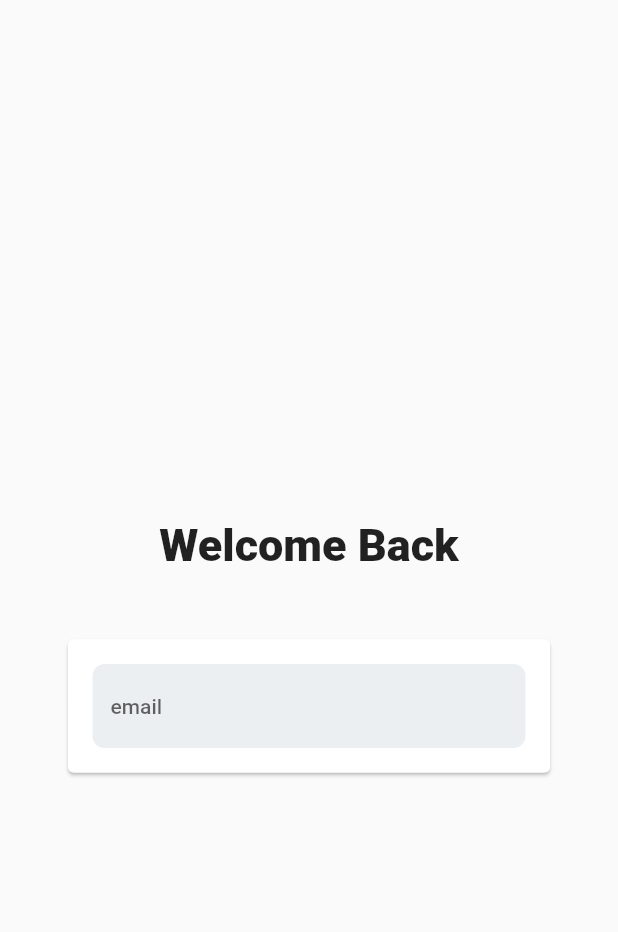
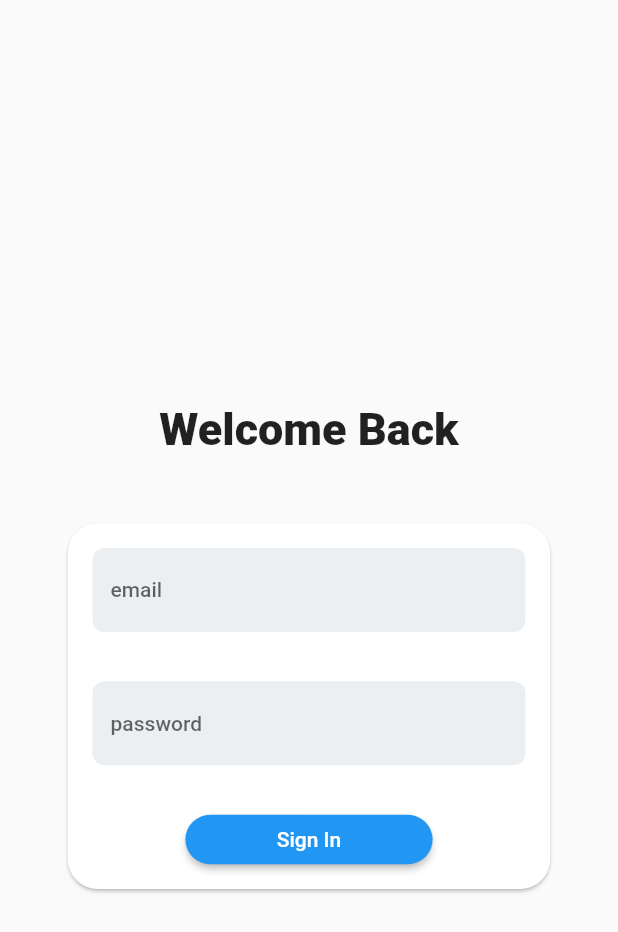
Before and after one commit to alanpv92/server-driven-ui, a Flutter app: the screen it shows after launch, on a phone screen of 412 x 824 dp. Shown: the top 932 px of the screen. Run offline on Flutter 3.47's test engine with Material 2 defaults, Android fonts, the phone set to English and light mode, and no system bars; our stand-ins replace easy_localization, firebase_core; accounts and stored records are empty.

Commit message:
added auth controller

```diff
--- /dev/null
+++ b/eleverdev/lib/controllers/authentication.dart
@@ -0,0 +1,5 @@
+import 'package:eleverdev/controllers/base.dart';
+
+class Authentication extends BaseController{
+
+}
--- /dev/null
+++ b/eleverdev/lib/controllers/base.dart
@@ -0,0 +1,9 @@
+import 'package:flutter/material.dart';
+
+class BaseController extends ChangeNotifier {
+  bool isloading = false;
+  changeLoadingStatus(bool newStatus) {
+    isloading = newStatus;
+    notifyListeners();
+  }
+}
--- a/eleverdev/lib/main.dart
+++ b/eleverdev/lib/main.dart
@@ -1,9 +1,11 @@
 import 'package:easy_localization/easy_localization.dart';
+import 'package:eleverdev/controllers/authentication.dart';
 import 'package:eleverdev/firebase_options.dart';
 import 'package:eleverdev/mangers/theme.dart';
 import 'package:eleverdev/ui/screens/authentication/authentication.dart';
 import 'package:firebase_core/firebase_core.dart';
 import 'package:flutter/material.dart';
+import 'package:provider/provider.dart';
 
 void main(List<String> args) async {
   WidgetsFlutterBinding.ensureInitialized();
@@ -21,14 +23,20 @@ class MyApp extends StatelessWidget {
 
   @override
   Widget build(BuildContext context) {
-    return MaterialApp(
+    return MultiProvider(
+      providers: [
+        ChangeNotifierProvider(
+          create: (context) => Authentication(),
+        ),
+      ],
+      child: MaterialApp(
         debugShowCheckedModeBanner: false,
         supportedLocales: context.supportedLocales,
         localizationsDelegates: context.localizationDelegates,
         locale: context.locale,
         theme: ThemeManger.instance.getApplicationTheme,
         home: const AuthenticationScreen(),
-
+      ),
     );
   }
 }
--- a/eleverdev/lib/mangers/text.dart
+++ b/eleverdev/lib/mangers/text.dart
@@ -1,7 +1,9 @@
 import 'package:easy_localization/easy_localization.dart';
 
 class AuthTextManger {
- final String heading = tr('auth_heading');
+  final String heading = tr('auth_heading');
+  final String authEmailHint = 'email';
+  final String authPasswordHint = 'password';
 }
 
 class TextManger with AuthTextManger {
--- a/eleverdev/lib/ui/screens/authentication/authentication.dart
+++ b/eleverdev/lib/ui/screens/authentication/authentication.dart
@@ -1,6 +1,7 @@
 import 'package:eleverdev/helpers/media_query.dart';
+import 'package:eleverdev/ui/widgets/authentication/auth_box.dart';
 import 'package:eleverdev/ui/widgets/authentication/welcome_heading.dart';
-import 'package:eleverdev/ui/widgets/common/custom_text_form_field.dart';
+
 import 'package:flutter/material.dart';
 
 class AuthenticationScreen extends StatelessWidget {
@@ -19,15 +20,7 @@ class AuthenticationScreen extends StatelessWidget {
           child: Column(
             mainAxisAlignment: MainAxisAlignment.center,
             crossAxisAlignment: CrossAxisAlignment.center,
-            children: [
-              const WelcomeHeading(),
-              Card(
-                child: Container(
-
-                  child: const CustomTextFormField(hintText: 'email'),
-                ),
-              )
-            ],
+            children: const [WelcomeHeading(), AuthBox()],
           ),
         ),
       )),
--- /dev/null
+++ b/eleverdev/lib/ui/widgets/authentication/auth_box.dart
@@ -0,0 +1,35 @@
+import 'package:eleverdev/helpers/media_query.dart';
+import 'package:eleverdev/mangers/text.dart';
+import 'package:eleverdev/ui/widgets/common/custom_text_form_field.dart';
+import 'package:flutter/material.dart';
+
+class AuthBox extends StatelessWidget {
+  const AuthBox({super.key});
+
+  @override
+  Widget build(BuildContext context) {
+    return Card(
+      shape: OutlineInputBorder(
+          borderRadius: BorderRadius.circular(20), borderSide: BorderSide.none),
+      child: Column(
+        children: [
+           CustomTextFormField(hintText: TextManger.instance.authEmailHint),
+           CustomTextFormField(hintText: TextManger.instance.authPasswordHint,ispass: true,),
+          Container(
+              margin: EdgeInsets.symmetric(
+                vertical: MediaQueryHelper(context).safeBlockVertical * 2,
+              ),
+              child: SizedBox(
+                width: MediaQueryHelper(context).safeBlockHorizontal * 40,
+                height: MediaQueryHelper(context).safeBlockVertical * 4,
+                child: ElevatedButton(
+                    style:
+                        ElevatedButton.styleFrom(shape: const StadiumBorder()),
+                    onPressed: () {},
+                    child: const Text("Sign In")),//add to text manger
+              ))
+        ],
+      ),
+    );
+  }
+}
```
Lines whose indentation alone changed are shown as unchanged.
